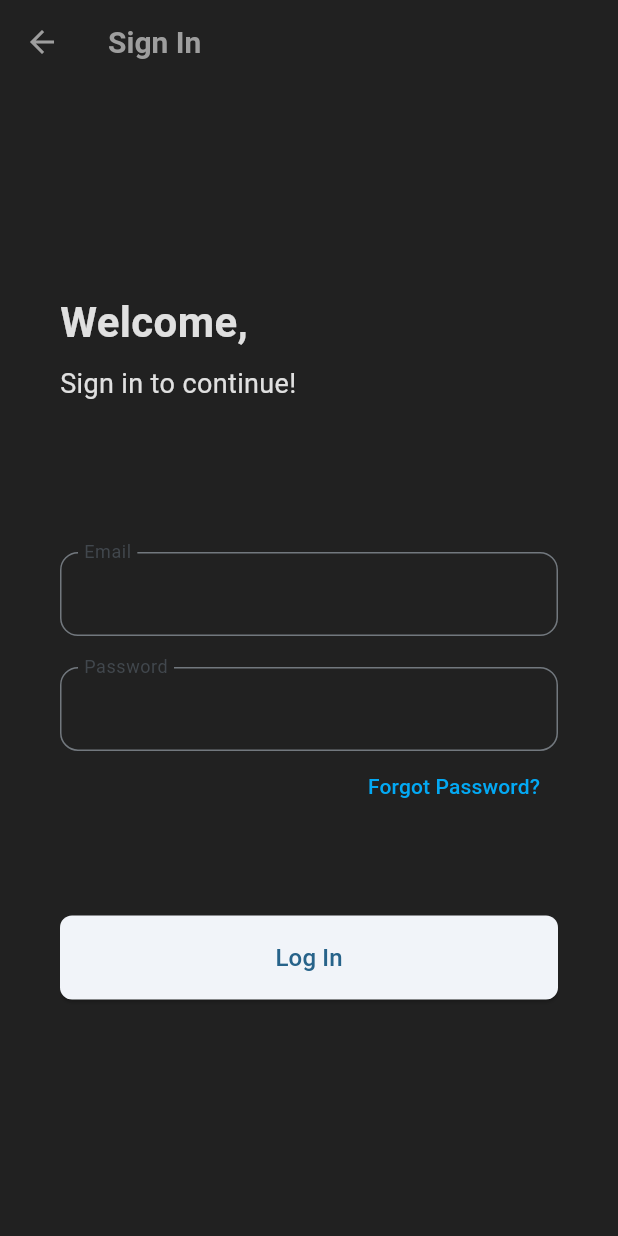
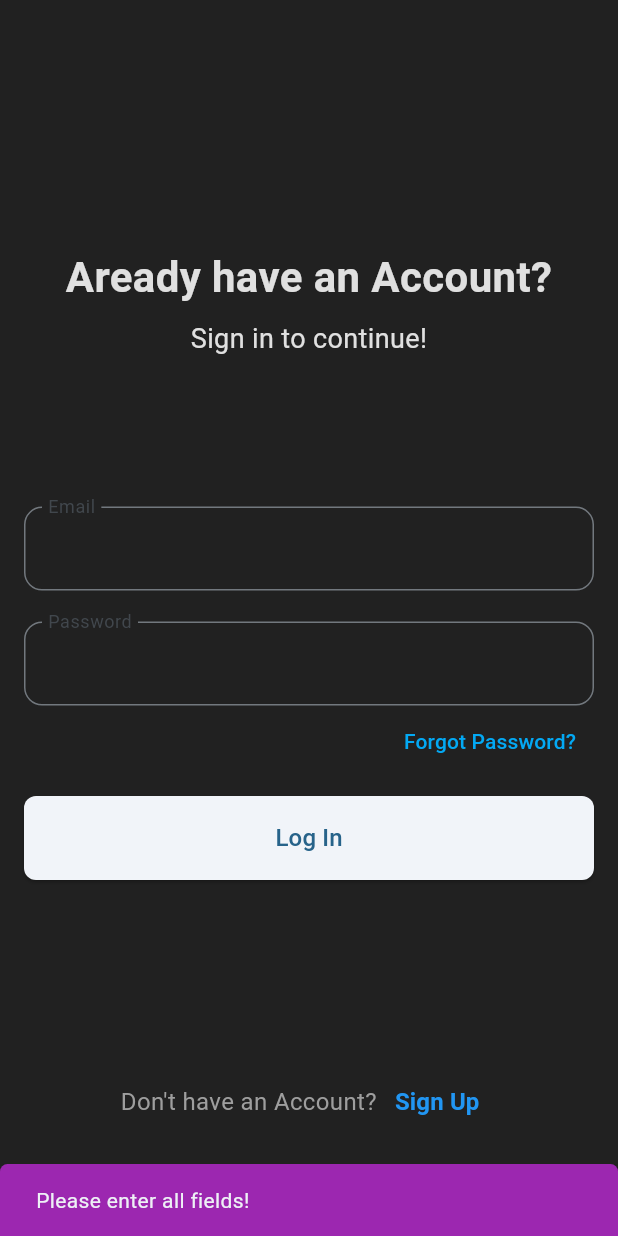
Before and after one commit to melodevv/units_app, a Flutter app: the screen it shows after launch, after a tap on "Log In", on a phone screen of 412 x 824 dp. Run offline on Flutter 3.47's test engine with Material 2 defaults, Android fonts, the phone set to English and light mode, and no system bars; our stand-ins replace tuple; missing offline and left inert: backendless_sdk, shared_preferences_web.

Commit message:
User Sign In Config with Backendless

```diff
--- a/lib/services/helper_user.dart
+++ b/lib/services/helper_user.dart
@@ -3,6 +3,7 @@
 import 'package:backendless_sdk/backendless_sdk.dart';
 import 'package:flutter/material.dart';
 import 'package:provider/provider.dart';
+import 'package:units_app/routes/routes.dart';
 import 'package:units_app/services/user_service.dart';
 import 'package:units_app/views/widgets/dialogs.dart';
 
@@ -36,7 +37,28 @@ void createNewUserInUI(BuildContext context,
 }
 
 void loginUserInUI(BuildContext context,
-    {required String email, required String password}) async {}
+    {required String email, required String password}) async {
+  // Remove focus from Textfeild and close keyboard
+  FocusManager.instance.primaryFocus?.unfocus();
+
+  if (email.isEmpty || password.isEmpty) {
+    showSnackBar(
+      context,
+      'Please enter all fields!',
+    );
+  } else {
+    String result = await context
+        .read<UserService>()
+        .loginUser(email.trim(), password.trim());
+
+    if (result != 'OK') {
+      showSnackBar(context, result);
+    } else {
+      // get the units of the users
+      Navigator.of(context).popAndPushNamed(RouteManager.unitPage);
+    }
+  }
+}
 
 void resetPasswordInUI(BuildContext context, {required String email}) async {}
 
--- a/lib/views/pages/login.dart
+++ b/lib/views/pages/login.dart
@@ -1,6 +1,7 @@
 import 'package:flutter/material.dart';
+import 'package:units_app/routes/routes.dart';
+import 'package:units_app/services/helper_user.dart';
 import 'package:units_app/viewmodel/user_auth_validation.dart';
-import 'package:units_app/views/pages/register.dart';
 import 'package:units_app/views/widgets/form_button.dart';
 import 'package:units_app/views/widgets/textfield.dart';
 
@@ -44,19 +45,27 @@ class _LoginPage extends State<LoginPage> {
     double screenHeight = MediaQuery.of(context).size.height;
 
     return Scaffold(
-      appBar: AppBar(
-        title: const Text(
-          "Sign In",
-          style: TextStyle(color: Colors.grey),
-        ),
-      ),
-      body: Padding(
-        padding: const EdgeInsets.all(40),
-        child: ListView(
+      // appBar: AppBar(
+      //   title: const Text(
+      //     "Sign In",
+      //     style: TextStyle(color: Colors.grey),
+      //   ),
+      // ),
+
+      body: Stack(
+        children: [
+          Center(
+            child: SingleChildScrollView(
+              child: Padding(
+                padding: const EdgeInsets.symmetric(horizontal: 16.0),
+                child: Column(
+                  crossAxisAlignment: CrossAxisAlignment.stretch,
+                  mainAxisAlignment: MainAxisAlignment.center,
                   children: [
                     SizedBox(height: screenHeight * .12),
                     const Text(
-              'Welcome,',
+                      'Aready have an Account?',
+                      textAlign: TextAlign.center,
                       style: TextStyle(
                         fontSize: 28,
                         fontWeight: FontWeight.bold,
@@ -65,6 +74,7 @@ class _LoginPage extends State<LoginPage> {
                     SizedBox(height: screenHeight * .01),
                     const Text(
                       'Sign in to continue!',
+                      textAlign: TextAlign.center,
                       style: TextStyle(
                         fontSize: 18,
                       ),
@@ -104,42 +114,145 @@ class _LoginPage extends State<LoginPage> {
                       ),
                     ),
                     SizedBox(
-              height: screenHeight * .075,
+                      height: screenHeight * .015,
                     ),
                     FormButton(
                         text: 'Log In',
                         onPressed: () {
-                  userAuthentication.submit((email, password) {});
+                          loginUserInUI(
+                            context,
+                            email: usernameController.text.trim(),
+                            password: passwordController.text.trim(),
+                          );
                         }),
                     SizedBox(
                       height: screenHeight * .15,
                     ),
-            TextButton(
-              onPressed: () => Navigator.push(
-                context,
-                MaterialPageRoute(
-                  builder: (_) => const RegisterPage(),
+                    Row(
+                      mainAxisAlignment: MainAxisAlignment.center,
+                      crossAxisAlignment: CrossAxisAlignment.center,
+                      children: [
+                        const Text(
+                          "Don't have an Account?",
+                          style: TextStyle(
+                            color: Colors.grey,
+                            fontSize: 16,
                           ),
                         ),
-              child: RichText(
-                text: const TextSpan(
-                  text: "I'm a new user, ",
-                  style: TextStyle(color: Colors.grey),
-                  children: [
-                    TextSpan(
-                      text: 'Sign Up',
+                        TextButton(
+                          onPressed: () {
+                            Navigator.of(context)
+                                .pushNamed(RouteManager.registerPage);
+                          },
+                          child: const Text(
+                            'Sign Up',
                             style: TextStyle(
                               color: Colors.blue,
                               fontWeight: FontWeight.bold,
+                              fontSize: 16,
+                            ),
                           ),
                         ),
                       ],
                     ),
-              ),
-            )
                   ],
                 ),
               ),
+            ),
+          ),
+        ],
+      ),
+
+      // body: Padding(
+      //   padding: const EdgeInsets.all(40),
+      //   child: ListView(
+      //     children: [
+      //       SizedBox(height: screenHeight * .12),
+      //       const Text(
+      //         'Welcome,',
+      //         style: TextStyle(
+      //           fontSize: 28,
+      //           fontWeight: FontWeight.bold,
+      //         ),
+      //       ),
+      //       SizedBox(height: screenHeight * .01),
+      //       const Text(
+      //         'Sign in to continue!',
+      //         style: TextStyle(
+      //           fontSize: 18,
+      //         ),
+      //       ),
+      //       SizedBox(height: screenHeight * .12),
+      //       InputField(
+      //         onChanged: (value) {},
+      //         labelText: 'Email',
+      //         // errorText: emailError,
+      //         keyboardType: TextInputType.emailAddress,
+      //         textInputAction: TextInputAction.next,
+      //         // autoFocus: true,
+      //         controller: usernameController,
+      //       ),
+      //       SizedBox(height: screenHeight * .025),
+      //       InputField(
+      //         onChanged: (value) {},
+      //         onSubmitted: (val) {
+      //           userAuthentication.submit((email, password) {});
+      //         },
+      //         labelText: 'Password',
+      //         // errorText: passwordError,
+      //         obscureText: true,
+      //         textInputAction: TextInputAction.next,
+      //         controller: passwordController,
+      //       ),
+      //       Align(
+      //         alignment: Alignment.centerRight,
+      //         child: TextButton(
+      //           onPressed: () {},
+      //           child: const Text(
+      //             'Forgot Password?',
+      //             style: TextStyle(
+      //               color: Colors.lightBlue,
+      //             ),
+      //           ),
+      //         ),
+      //       ),
+      //       SizedBox(
+      //         height: screenHeight * .075,
+      //       ),
+      //       FormButton(
+      //           text: 'Log In',
+      //           onPressed: () {
+      //             userAuthentication.submit((email, password) {});
+      //           }),
+      //       SizedBox(
+      //         height: screenHeight * .15,
+      //       ),
+      //       TextButton(
+      //         onPressed: () => Navigator.push(
+      //           context,
+      //           MaterialPageRoute(
+      //             builder: (_) => const RegisterPage(),
+      //           ),
+      //         ),
+      //         child: RichText(
+      //           text: const TextSpan(
+      //             text: "I'm a new user, ",
+      //             style: TextStyle(color: Colors.grey),
+      //             children: [
+      //               TextSpan(
+      //                 text: 'Sign Up',
+      //                 style: TextStyle(
+      //                   color: Colors.blue,
+      //                   fontWeight: FontWeight.bold,
+      //                 ),
+      //               ),
+      //             ],
+      //           ),
+      //         ),
+      //       )
+      //     ],
+      //   ),
+      // ),
     );
   }
 }
```
Also changed, not shown: lib/services/user_service.dart (+29 -0 lines), lib/views/pages/register.dart (+29 -19 lines). Lines whose indentation alone changed are shown as unchanged.
